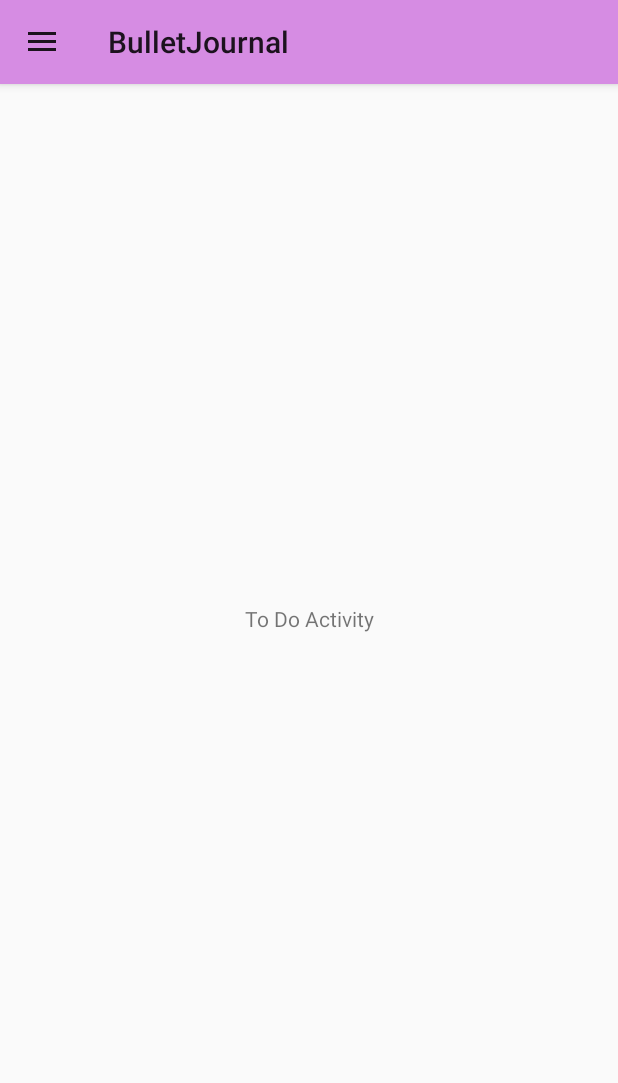
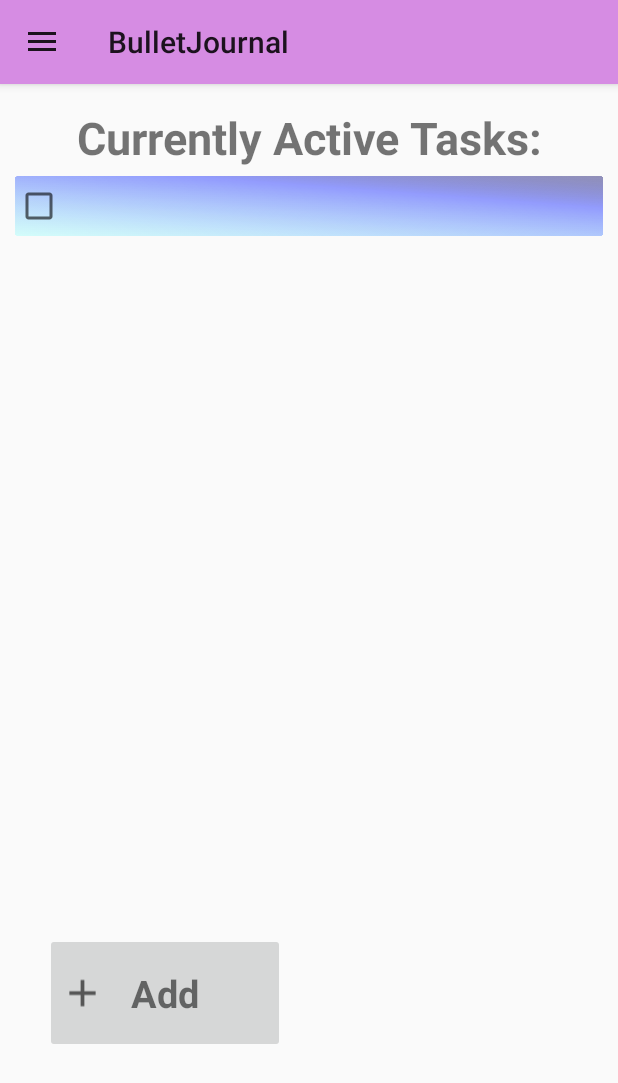
Before and after one commit to Bas-99/Droid69, an Android app: the ToDoActivity screen opened directly, with no data from a screen before it, in the side drawer, after a tap on "Tasks", on a phone screen of 412 x 824 dp. Shown: the top 1083 px of the screen. Run offline under Robolectric (Android 15) with nearby library versions, the phone set to English and light mode, and no system bars; Roboto replaces fonts that are not available here.

Commit message:
ToDoActivity functionallity added. UI still has to be refined

```diff
--- a/src/main/AndroidManifest.xml
+++ b/src/main/AndroidManifest.xml
@@ -12,6 +12,8 @@
             android:roundIcon="@mipmap/ic_app_logo_round"
             android:supportsRtl="true"
             android:theme="@style/AppTheme">
+        <activity android:name=".NewTaskActivity">
+        </activity>
         <activity android:name=".AchievementsActivity">
         </activity>
         <activity android:name=".ToDoActivity">
--- a/src/main/java/com/example/droid69/AgendaActivity.java
+++ b/src/main/java/com/example/droid69/AgendaActivity.java
@@ -8,6 +8,7 @@ import android.graphics.PorterDuff;
 import android.graphics.Typeface;
 import android.os.Build;
 
+import android.os.Handler;
 import android.view.Menu;
 import android.view.MenuItem;
 import android.view.MotionEvent;
@@ -26,6 +27,10 @@ import androidx.drawerlayout.widget.DrawerLayout;
 import com.google.android.material.navigation.NavigationView;
 import org.jetbrains.annotations.NotNull;
 
+import java.util.Timer;
+import java.util.TimerTask;
+import java.util.concurrent.TimeUnit;
+
 
 @RequiresApi(api = Build.VERSION_CODES.O)
 public class AgendaActivity extends AppCompatActivity implements NavigationView.OnNavigationItemSelectedListener {
@@ -43,6 +48,9 @@ public class AgendaActivity extends AppCompatActivity implements NavigationView.
     RelativeLayout relativeLayout;
 
     ScrollView background;
+
+    final Handler handler_interact = new Handler();//not defined as final variable. may cause        problem
+    View layout_interact;
 
     @Override
     protected void onCreate(Bundle savedInstanceState) {
@@ -87,7 +95,7 @@ public class AgendaActivity extends AppCompatActivity implements NavigationView.
         background = (ScrollView) findViewById(R.id.background);
 
         customizeButton.setBackgroundResource(R.drawable.todo_card);
-        Typeface font = ResourcesCompat.getFont(this, R.font.font1);   //1
+        Typeface font = ResourcesCompat.getFont(AgendaActivity.this, R.font.font1);   //1
         textViewCustomize.setTypeface(font);
 
         if (CustomizeActivity.package_background == 1) {
@@ -104,50 +112,50 @@ public class AgendaActivity extends AppCompatActivity implements NavigationView.
 
         if (CustomizeActivity.package_font == 1) {
             Typeface font1 = ResourcesCompat.getFont(this, R.font.font1);   //1
-            for (int i=0;i<checkBoxes.length;i++){
+            for (int i = 0; i < checkBoxes.length; i++) {
                 checkBoxes[i].setTypeface(font1);
             }
-            for (int i =0;i<textViews.length;i++){
+            for (int i = 0; i < textViews.length; i++) {
                 textViews[i].setTypeface(font1);
             }
         } else if (CustomizeActivity.package_font == 2) {
             Typeface font2 = ResourcesCompat.getFont(this, R.font.font2);   //2
-            for (int i=0;i<checkBoxes.length;i++){
+            for (int i = 0; i < checkBoxes.length; i++) {
                 checkBoxes[i].setTypeface(font2);
             }
-            for (int i =0;i<textViews.length;i++){
+            for (int i = 0; i < textViews.length; i++) {
                 textViews[i].setTypeface(font2);
             }
         } else if (CustomizeActivity.package_font == 3) {
             Typeface font3 = ResourcesCompat.getFont(this, R.font.font3);   //3
-            for (int i=0;i<checkBoxes.length;i++){
+            for (int i = 0; i < checkBoxes.length; i++) {
                 checkBoxes[i].setTypeface(font3);
             }
-            for (int i =0;i<textViews.length;i++){
+            for (int i = 0; i < textViews.length; i++) {
                 textViews[i].setTypeface(font3);
             }
         } else if (CustomizeActivity.package_font == 4) {
             Typeface font4 = ResourcesCompat.getFont(this, R.font.font4);   //4
-            for (int i=0;i<checkBoxes.length;i++){
+            for (int i = 0; i < checkBoxes.length; i++) {
                 checkBoxes[i].setTypeface(font4);
             }
-            for (int i =0;i<textViews.length;i++){
+            for (int i = 0; i < textViews.length; i++) {
                 textViews[i].setTypeface(font4);
             }
         } else if (CustomizeActivity.package_font == 5) {
             Typeface font5 = ResourcesCompat.getFont(this, R.font.font5);   //5
-            for (int i=0;i<checkBoxes.length;i++){
+            for (int i = 0; i < checkBoxes.length; i++) {
                 checkBoxes[i].setTypeface(font5);
             }
-            for (int i =0;i<textViews.length;i++){
+            for (int i = 0; i < textViews.length; i++) {
                 textViews[i].setTypeface(font5);
             }
         } else if (CustomizeActivity.package_font == 6) {
             Typeface font6 = ResourcesCompat.getFont(this, R.font.font6);   //6
-            for (int i=0;i<checkBoxes.length;i++){
+            for (int i = 0; i < checkBoxes.length; i++) {
                 checkBoxes[i].setTypeface(font6);
             }
-            for (int i =0;i<textViews.length;i++){
+            for (int i = 0; i < textViews.length; i++) {
                 textViews[i].setTypeface(font6);
             }
         }
@@ -164,7 +172,7 @@ public class AgendaActivity extends AppCompatActivity implements NavigationView.
         todo.setOnClickListener(new View.OnClickListener() {
             @Override
             public void onClick(View v) {
-                Intent i = new Intent(AgendaActivity.this,ToDoActivity.class);
+                Intent i = new Intent(AgendaActivity.this, ToDoActivity.class);
                 startActivity(i);
             }
         });
@@ -172,7 +180,7 @@ public class AgendaActivity extends AppCompatActivity implements NavigationView.
         achievementsButton.setOnClickListener(new View.OnClickListener() {
             @Override
             public void onClick(View v) {
-                Intent i = new Intent(AgendaActivity.this,AchievementsActivity.class);
+                Intent i = new Intent(AgendaActivity.this, AchievementsActivity.class);
                 startActivity(i);
             }
         });
@@ -180,12 +188,11 @@ public class AgendaActivity extends AppCompatActivity implements NavigationView.
         customizeButton.setOnClickListener(new View.OnClickListener() {
             @Override
             public void onClick(View v) {
-                Intent i = new Intent(AgendaActivity.this,CustomizeActivity.class);
+                Intent i = new Intent(AgendaActivity.this, CustomizeActivity.class);
                 startActivity(i);
             }
         });
     }
-
 
     @Override
     public void onBackPressed() {
@@ -202,18 +209,18 @@ public class AgendaActivity extends AppCompatActivity implements NavigationView.
             case R.id.nav_home:
                 break;
             case R.id.nav_customize:
-                Intent i3 = new Intent(AgendaActivity.this,CustomizeActivity.class);
+                Intent i3 = new Intent(AgendaActivity.this, CustomizeActivity.class);
                 startActivity(i3);
                 break;
             case R.id.nav_share:
-                Toast.makeText(this,"Share",Toast.LENGTH_SHORT).show();
+                Toast.makeText(this, "Share", Toast.LENGTH_SHORT).show();
                 break;
             case R.id.nav_achievements:
-                Intent i1 = new Intent(AgendaActivity.this,AchievementsActivity.class);
+                Intent i1 = new Intent(AgendaActivity.this, AchievementsActivity.class);
                 startActivity(i1);
                 break;
             case R.id.nav_tasks:
-                Intent i2 = new Intent(AgendaActivity.this,ToDoActivity.class);
+                Intent i2 = new Intent(AgendaActivity.this, ToDoActivity.class);
                 startActivity(i2);
                 break;
             case R.id.nav_profile:
--- a/src/main/java/com/example/droid69/ToDoActivity.java
+++ b/src/main/java/com/example/droid69/ToDoActivity.java
@@ -1,23 +1,38 @@
 package com.example.droid69;
 
 import android.content.Intent;
+import android.media.Image;
+import android.util.Log;
 import android.view.Menu;
 import android.view.MenuItem;
-import android.widget.Toast;
+import android.view.View;
+import android.widget.*;
 import androidx.annotation.NonNull;
 import androidx.appcompat.app.ActionBarDrawerToggle;
 import androidx.appcompat.app.AppCompatActivity;
 import android.os.Bundle;
+import androidx.appcompat.widget.AppCompatSpinner;
 import androidx.core.view.GravityCompat;
 import androidx.drawerlayout.widget.DrawerLayout;
 import com.google.android.material.navigation.NavigationView;
 import org.jetbrains.annotations.NotNull;
 
-public class ToDoActivity extends AppCompatActivity implements NavigationView.OnNavigationItemSelectedListener {
+import java.util.ArrayList;
+import java.util.List;
+
+public class ToDoActivity extends AppCompatActivity implements NavigationView.OnNavigationItemSelectedListener, View.OnClickListener {
 
     DrawerLayout drawerLayout;
     NavigationView navigationView;
     androidx.appcompat.widget.Toolbar toolbar;
+    LinearLayout layoutList, layoutTasks;
+
+    ImageButton addTask;
+
+    List<String> dateList = new ArrayList<>();
+
+    CheckBox checkBoxActive;
+    EditText editText;
 
     @Override
     protected void onCreate(Bundle savedInstanceState) {
@@ -42,7 +57,25 @@ public class ToDoActivity extends AppCompatActivity implements NavigationView.On
         navigationView.setNavigationItemSelectedListener(this);
 
         navigationView.setCheckedItem(R.id.nav_home);
+
+        addTask = (ImageButton) findViewById(R.id.addTasks);
+
+        layoutList = findViewById(R.id.checkBoxContainer);
+        layoutTasks = findViewById(R.id.layoutTasks);
+
+        addTask.setOnClickListener(this);
+
+        dateList.add("Today");
+        dateList.add("Next day");
+        dateList.add("2 days ahead");
+        dateList.add("3 days ahead");
+        dateList.add("4 days ahead");
+        dateList.add("5 days ahead");
+        dateList.add("6 days ahead");
+        dateList.add("1 week ahead");
+
     }
+
     @Override
     public void onBackPressed() {
         if (drawerLayout.isDrawerOpen(GravityCompat.START)) {
@@ -51,22 +84,24 @@ public class ToDoActivity extends AppCompatActivity implements NavigationView.On
             super.onBackPressed();
         }
     }
+
+
     @Override
     public boolean onNavigationItemSelected(@NonNull MenuItem menuItem) {
         switch (menuItem.getItemId()) {
             case R.id.nav_home:
-                Intent i1 = new Intent(ToDoActivity.this,AgendaActivity.class);
+                Intent i1 = new Intent(ToDoActivity.this, AgendaActivity.class);
                 startActivity(i1);
                 break;
             case R.id.nav_customize:
-                Intent i2 = new Intent(ToDoActivity.this,CustomizeActivity.class);
+                Intent i2 = new Intent(ToDoActivity.this, CustomizeActivity.class);
                 startActivity(i2);
                 break;
             case R.id.nav_share:
-                Toast.makeText(this,"Share",Toast.LENGTH_SHORT).show();
+                Toast.makeText(this, "Share", Toast.LENGTH_SHORT).show();
                 break;
             case R.id.nav_achievements:
-                Intent i3 = new Intent(ToDoActivity.this,AchievementsActivity.class);
+                Intent i3 = new Intent(ToDoActivity.this, AchievementsActivity.class);
                 startActivity(i3);
                 break;
             case R.id.nav_tasks:
@@ -80,4 +115,61 @@ public class ToDoActivity extends AppCompatActivity implements NavigationView.On
 
         return true;
     }
+
+    @Override
+    public void onClick(View view) {
+        addView();
+        addTask.setEnabled(false);
+
+    }
+
+
+    private void addView() {
+        addTask.setEnabled(false);
+        View checkBoxView = getLayoutInflater().inflate(R.layout.row_add_checkbox, null, false);
+        View activeTasks = getLayoutInflater().inflate(R.layout.row_add_active_task,null,false);
+
+        AppCompatSpinner spinnerDate = (AppCompatSpinner) checkBoxView.findViewById(R.id.spinner_date);
+
+        ImageView imageClose = (ImageView) checkBoxView.findViewById(R.id.deleteTaskDelete);
+        ImageView imageAdd = (ImageView)checkBoxView.findViewById(R.id.addTaskAdd);
+
+        editText = (EditText) checkBoxView.findViewById(R.id.checkBoxNewTask);
+        checkBoxActive = (CheckBox)activeTasks.findViewById(R.id.checkBoxActiveTask);
+
+        ArrayAdapter arrayAdapter = new ArrayAdapter(this, android.R.layout.simple_spinner_item, dateList);
+        spinnerDate.setAdapter(arrayAdapter);
+
+        imageClose.setOnClickListener(new View.OnClickListener() {
+            @Override
+            public void onClick(View v) {
+                removeVi(checkBoxView);
+            }
+        });
+
+        imageAdd.setOnClickListener(new View.OnClickListener() {
+            @Override
+            public void onClick(View v) {
+                addTask(checkBoxView,activeTasks);
+            }
+        });
+
+        layoutList.addView(checkBoxView);
+
+    }
+
+    private void removeVi(View checkBoxView) {
+        addTask.setEnabled(true);
+        layoutList.removeView(checkBoxView);
+
+    }
+
+    private void addTask(View checkBoxView, View activeTasks) {
+        addTask.setEnabled(true);
+        layoutList.removeView(checkBoxView);
+        checkBoxActive.setText(editText.getText().toString());
+        layoutTasks.addView(activeTasks);
+    }
+
+
 }
--- /dev/null
+++ b/src/main/res/drawable/ic_plus.xml
@@ -0,0 +1,10 @@
+<vector xmlns:android="http://schemas.android.com/apk/res/android"
+    android:width="24dp"
+    android:height="24dp"
+    android:viewportWidth="24"
+    android:viewportHeight="24"
+    android:tint="?attr/colorControlNormal">
+  <path
+      android:fillColor="@android:color/white"
+      android:pathData="M19,13h-6v6h-2v-6H5v-2h6V5h2v6h6v2z"/>
+</vector>
--- a/src/main/res/layout/activity_to_do.xml
+++ b/src/main/res/layout/activity_to_do.xml
@@ -33,12 +33,71 @@
                 app:layout_constraintTop_toTopOf="parent"
                 app:navigationIcon="@drawable/ic_menu"/>
         <TextView
-                android:text="To Do Activity"
-                app:layout_constraintLeft_toLeftOf="parent"
-                app:layout_constraintRight_toRightOf="parent"
-                app:layout_constraintTop_toTopOf="parent"
-                app:layout_constraintBottom_toBottomOf="parent"
+                android:id="@+id/activeTasks"
+                android:text="Currently Active Tasks:"
+                android:textSize="30dp"
+                android:textStyle="bold"
+                app:layout_constraintLeft_toLeftOf="@id/toolbar"
+                app:layout_constraintRight_toRightOf="@id/toolbar"
+                app:layout_constraintTop_toBottomOf="@id/toolbar"
+                android:layout_marginTop="15dp"
                 android:layout_width="wrap_content"
                 android:layout_height="wrap_content"/>
+        <ScrollView
+                android:id="@+id/scrollViewActiveTasks"
+                android:layout_width="match_parent"
+                android:layout_height="500dp"
+                app:layout_constraintTop_toBottomOf="@id/activeTasks">
+            <LinearLayout
+                    android:id="@+id/layoutTasks"
+                    android:orientation="vertical"
+                    android:layout_width="match_parent"
+                    android:layout_height="wrap_content">
+
+            </LinearLayout>
+
+        </ScrollView>
+        <RelativeLayout
+                android:layout_width="match_parent"
+                android:layout_height="wrap_content"
+                android:id="@+id/relativeLayoutAddRemove"
+                app:layout_constraintTop_toBottomOf="@id/scrollViewActiveTasks"
+                android:layout_marginTop="10dp"
+                android:orientation="horizontal">
+            <ImageButton
+                    android:id="@+id/addTasks"
+                    android:layout_width="160dp"
+                    android:layout_height="80dp"
+                    android:layout_marginLeft="30dp"/>
+            <ImageView
+                    android:id="@+id/plusTask"
+                    app:srcCompat="@drawable/ic_plus"
+                    android:layout_alignLeft="@id/addTasks"
+                    android:layout_alignTop="@id/addTasks"
+                    android:layout_marginLeft="10dp"
+                    android:layout_alignBottom="@id/addTasks"
+                    android:layout_width="30dp"
+                    android:layout_height="30dp"/>
+            <TextView
+                    android:text="Add"
+                    android:textSize="25dp"
+                    android:textStyle="bold"
+                    android:gravity="center"
+                    android:layout_alignLeft="@id/addTasks"
+                    android:layout_alignRight="@id/addTasks"
+                    android:layout_alignTop="@id/addTasks"
+                    android:layout_alignBottom="@id/addTasks"
+                    android:layout_width="wrap_content"
+                    android:layout_height="wrap_content"/>
+        </RelativeLayout>
+
+        <LinearLayout
+                android:layout_width="match_parent"
+                android:layout_height="wrap_content"
+                android:id="@+id/checkBoxContainer"
+                app:layout_constraintTop_toBottomOf="@id/relativeLayoutAddRemove"
+                android:orientation="vertical">
+
+        </LinearLayout>
     </androidx.constraintlayout.widget.ConstraintLayout>
 </androidx.drawerlayout.widget.DrawerLayout>
--- /dev/null
+++ b/src/main/res/layout/row_add_active_task.xml
@@ -0,0 +1,15 @@
+<?xml version="1.0" encoding="utf-8"?>
+<LinearLayout xmlns:android="http://schemas.android.com/apk/res/android"
+              android:orientation="vertical"
+              android:layout_width="match_parent"
+              android:layout_height="wrap_content"
+              android:paddingTop="5dp"
+              android:paddingBottom="5dp"
+              android:paddingLeft="10dp"
+              android:paddingRight="10dp">
+    <CheckBox
+            android:layout_width="match_parent"
+            android:layout_height="40dp"
+            android:id="@+id/checkBoxActiveTask"
+            android:background="@drawable/todo_card"/>
+</LinearLayout>
```
Also changed, not shown: src/main/java/com/example/droid69/NewTaskActivity.java (added, +13 -0 lines), src/main/res/drawable/ic_delete.xml (added, +10 -0 lines), src/main/res/layout/activity_new_task.xml (added, +10 -0 lines), src/main/res/layout/row_add_checkbox.xml (added, +44 -0 lines).
